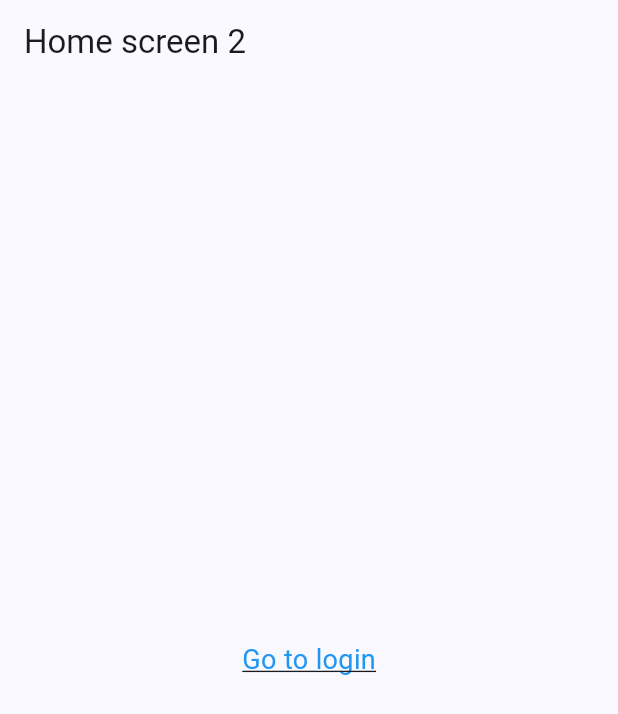
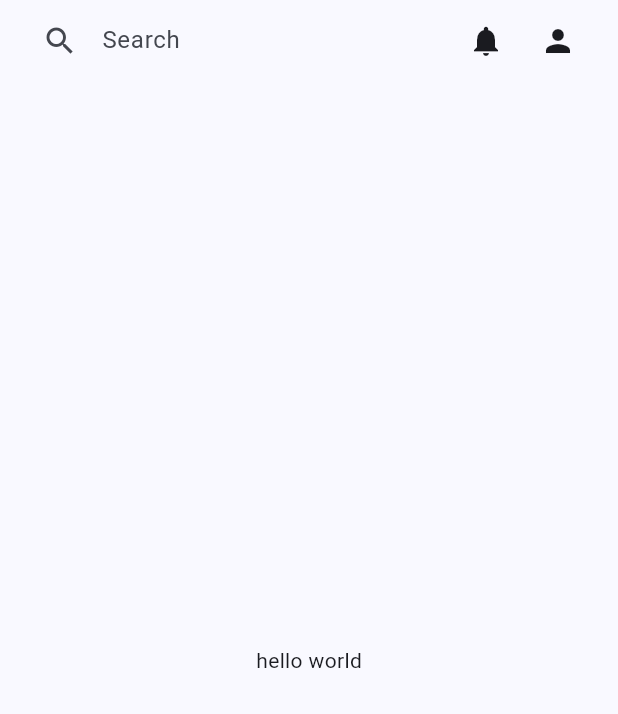
Before and after one commit to nashtech-garage/nodejs-msa, a Flutter app: the screen it shows after launch, on a phone screen of 412 x 824 dp. Shown: the top 714 px of the screen. Run offline on Flutter 3.47's test engine with Material 3 defaults, Android fonts, the phone set to English and light mode, and no system bars; our stand-ins replace flutter_dotenv, form_validator.

Commit message:
Mobile - Flutter: Home screen.

```diff
--- a/mobile/merchant_app/lib/main.dart
+++ b/mobile/merchant_app/lib/main.dart
@@ -25,7 +25,7 @@ class MyApp extends StatelessWidget {
       routes: {
         '/': (context) => const HomeScreen(),
         '/signin': (context) => const SignInScreen(),
-        '/signup': (context) => SignUpScreen(),
+        '/signup': (context) => const SignUpScreen(),
         '/forget-password': (context) => const ForgetPasswordScreen(),
       },
     );
--- a/mobile/merchant_app/lib/src/screens/home.dart
+++ b/mobile/merchant_app/lib/src/screens/home.dart
@@ -1,4 +1,5 @@
 import 'package:flutter/material.dart';
+import 'package:merchant_app/src/wigets/search_title_bar.dart';
 
 class HomeScreen extends StatelessWidget {
   const HomeScreen({super.key});
@@ -6,24 +7,9 @@ class HomeScreen extends StatelessWidget {
   @override
   Widget build(BuildContext context) {
     return Scaffold(
-      appBar: AppBar(
-        title: const Text('Home screen 2'),
-      ),
+      appBar: AppBar(title: SearchTitleBar()),
       body: Center(
-        child: InkWell(
-          onTap: () {
-            // Navigate to the login page
-            Navigator.pushNamed(context, '/signin');
-          },
-          child: const Text(
-            'Go to login',
-            style: TextStyle(
-              color: Colors.blue,
-              decoration: TextDecoration.underline,
-              fontSize: 18,
-            ),
-          ),
-        ),
+        child: Text("hello world"),
       ),
     );
   }
--- /dev/null
+++ b/mobile/merchant_app/lib/src/wigets/search_title_bar.dart
@@ -0,0 +1,50 @@
+import 'package:flutter/material.dart';
+
+class SearchTitleBar extends StatelessWidget {
+  const SearchTitleBar({super.key});
+
+  @override
+  Widget build(BuildContext context) {
+    return Container(
+      decoration: const BoxDecoration(
+        border: Border(
+          bottom: BorderSide(color: Colors.black, width: 2),
+        ),
+      ),
+      child: Row(
+        children: [
+          const Expanded(
+              child: TextField(
+            decoration: InputDecoration(
+                border: InputBorder.none,
+                contentPadding: EdgeInsets.all(20),
+                hintText: 'Search',
+                prefixIcon: SizedBox(
+                  height: 20,
+                  width: 20,
+                  child: Icon(
+                    Icons.search,
+                  ),
+                )),
+          )),
+          Row(
+            children: [
+              SizedBox(
+                child: IconButton(
+                    padding: const EdgeInsets.all(0),
+                    onPressed: () => print('bell called'),
+                    icon: Icon(Icons.notifications)),
+              ),
+              SizedBox(
+                child: IconButton(
+                    padding: const EdgeInsets.all(0),
+                    onPressed: () => print('person called'),
+                    icon: Icon(Icons.person)),
+              ),
+            ],
+          )
+        ],
+      ),
+    );
+  }
+}
```
